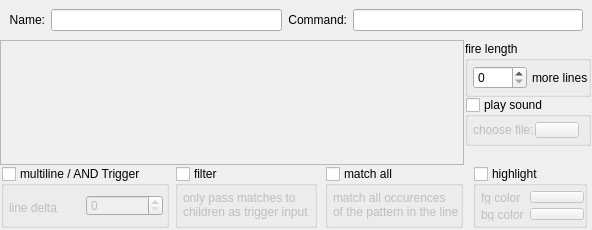
Above: src/ui/triggers_main_area.ui from Mudlet/Mudlet before the change. Below: the same form after it.
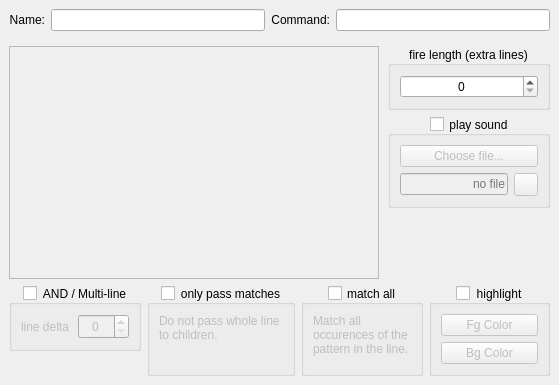
That is the form after the change. Icons and pictures are not drawn.

Commit message: Enhance: get splitter on right side of editor working + translatable texts

Diff of the .ui file:
```diff
--- a/src/ui/triggers_main_area.ui
+++ b/src/ui/triggers_main_area.ui
@@ -6,32 +6,11 @@
    <rect>
     <x>0</x>
     <y>0</y>
-    <width>592</width>
-    <height>230</height>
+    <width>559</width>
+    <height>385</height>
    </rect>
   </property>
-  <property name="sizePolicy">
-   <sizepolicy hsizetype="Expanding" vsizetype="Fixed">
-    <horstretch>1</horstretch>
-    <verstretch>0</verstretch>
-   </sizepolicy>
-  </property>
-  <property name="minimumSize">
-   <size>
-    <width>0</width>
-    <height>230</height>
-   </size>
-  </property>
-  <property name="maximumSize">
-   <size>
-    <width>16777215</width>
-    <height>240</height>
-   </size>
-  </property>
-  <layout class="QVBoxLayout" name="verticalLayout_2">
-   <property name="spacing">
-    <number>0</number>
-   </property>
+  <layout class="QVBoxLayout" name="verticalLayout_main_area" stretch="0,1,0">
    <property name="leftMargin">
     <number>0</number>
    </property>
@@ -55,8 +34,8 @@
      <property name="autoFillBackground">
       <bool>true</bool>
      </property>
-     <layout class="QGridLayout" name="gridLayout_top">
-      <item row="0" column="0">
+     <layout class="QHBoxLayout" name="horizontalLayout_widget_top" stretch="0,1,0,1">
+      <item>
        <widget class="QLabel" name="label_trigger_name">
         <property name="sizePolicy">
          <sizepolicy hsizetype="Minimum" vsizetype="Preferred">
@@ -81,7 +60,7 @@
         </property>
        </widget>
       </item>
-      <item row="0" column="1">
+      <item>
        <widget class="QLineEdit" name="lineEdit_trigger_name">
         <property name="maximumSize">
          <size>
@@ -94,7 +73,7 @@
         </property>
        </widget>
       </item>
-      <item row="0" column="2">
+      <item>
        <widget class="QLabel" name="label_trigger_command">
         <property name="text">
          <string>Command:</string>
@@ -107,7 +86,7 @@
         </property>
        </widget>
       </item>
-      <item row="0" column="3">
+      <item>
        <widget class="QLineEdit" name="lineEdit_trigger_command">
         <property name="minimumSize">
          <size>
@@ -124,51 +103,15 @@
     </widget>
    </item>
    <item>
-    <widget class="QWidget" name="widget" native="true">
+    <widget class="QWidget" name="widget_middle" native="true">
      <property name="sizePolicy">
       <sizepolicy hsizetype="Expanding" vsizetype="Expanding">
        <horstretch>0</horstretch>
        <verstretch>0</verstretch>
       </sizepolicy>
      </property>
-     <property name="minimumSize">
-      <size>
-       <width>0</width>
-       <height>120</height>
-      </size>
-     </property>
-     <layout class="QVBoxLayout" name="verticalLayout">
+     <layout class="QHBoxLayout" name="horizontalLayout_widget_middle" stretch="1,0">
       <property name="spacing">
-       <number>1</number>
-      </property>
-      <property name="leftMargin">
-       <number>0</number>
-      </property>
-      <property name="topMargin">
-       <number>0</number>
-      </property>
-      <property name="rightMargin">
-       <number>0</number>
-      </property>
-      <property name="bottomMargin">
-       <number>0</number>
-      </property>
-      <item>
-       <widget class="QWidget" name="patternArea" native="true">
-        <property name="sizePolicy">
-         <sizepolicy hsizetype="Expanding" vsizetype="Expanding">
-          <horstretch>0</horstretch>
-          <verstretch>0</verstretch>
-         </sizepolicy>
-        </property>
-        <property name="autoFillBackground">
-         <bool>true</bool>
-        </property>
-        <layout class="QHBoxLayout" name="horizontalLayout_3">
-         <property name="spacing">
-          <number>0</number>
-         </property>
-         <property name="leftMargin">
           <number>0</number>
          </property>
          <property name="topMargin">
@@ -182,6 +125,9 @@
          </property>
          <item>
           <widget class="QScrollArea" name="scrollArea">
+        <property name="sizeAdjustPolicy">
+         <enum>QAbstractScrollArea::AdjustToContents</enum>
+        </property>
            <property name="widgetResizable">
             <bool>true</bool>
            </property>
@@ -190,15 +136,15 @@
              <rect>
               <x>0</x>
               <y>0</y>
-              <width>453</width>
-              <height>125</height>
+           <width>359</width>
+           <height>197</height>
              </rect>
             </property>
            </widget>
           </widget>
          </item>
          <item>
-          <widget class="QWidget" name="widget_4" native="true">
+       <widget class="QWidget" name="widget_middleRight" native="true">
            <property name="sizePolicy">
             <sizepolicy hsizetype="Fixed" vsizetype="Expanding">
              <horstretch>0</horstretch>
@@ -208,24 +154,15 @@
            <property name="autoFillBackground">
             <bool>true</bool>
            </property>
-           <layout class="QVBoxLayout" name="verticalLayout_5">
-            <property name="spacing">
-             <number>0</number>
-            </property>
-            <property name="leftMargin">
-             <number>1</number>
-            </property>
+        <layout class="QVBoxLayout" name="verticalLayout_widget_middleRight" stretch="0,0,0">
             <property name="topMargin">
-             <number>1</number>
-            </property>
-            <property name="rightMargin">
-             <number>1</number>
+          <number>0</number>
             </property>
             <property name="bottomMargin">
-             <number>1</number>
-            </property>
-            <item>
-             <widget class="QGroupBox" name="checkBox_stayOpen">
+          <number>0</number>
+         </property>
+         <item alignment="Qt::AlignTop">
+          <widget class="QGroupBox" name="groupBox_stayOpen">
               <property name="sizePolicy">
                <sizepolicy hsizetype="Expanding" vsizetype="Expanding">
                 <horstretch>0</horstretch>
@@ -251,7 +188,10 @@
                <bool>true</bool>
               </property>
               <property name="title">
-               <string>fire length</string>
+            <string>fire length (extra lines)</string>
+           </property>
+           <property name="alignment">
+            <set>Qt::AlignCenter</set>
               </property>
               <property name="checkable">
                <bool>false</bool>
@@ -260,21 +200,6 @@
                <bool>false</bool>
               </property>
               <layout class="QHBoxLayout" name="horizontalLayout">
-               <property name="spacing">
-                <number>5</number>
-               </property>
-               <property name="leftMargin">
-                <number>5</number>
-               </property>
-               <property name="topMargin">
-                <number>5</number>
-               </property>
-               <property name="rightMargin">
-                <number>0</number>
-               </property>
-               <property name="bottomMargin">
-                <number>5</number>
-               </property>
                <item>
                 <widget class="QSpinBox" name="spinBox_stayOpen">
                  <property name="sizePolicy">
@@ -284,35 +209,16 @@
                   </sizepolicy>
                  </property>
                  <property name="toolTip">
-                  <string>Within how many lines must all condition be true to fire the trigger?</string>
+               <string>&lt;p&gt;How many more line after the one that fired the trigger should be passed to children?&lt;/p&gt;</string>
+              </property>
+              <property name="alignment">
+               <set>Qt::AlignCenter</set>
                  </property>
                  <property name="maximum">
                   <number>1000</number>
                  </property>
                 </widget>
                </item>
-               <item>
-                <widget class="QLabel" name="label_6">
-                 <property name="sizePolicy">
-                  <sizepolicy hsizetype="Expanding" vsizetype="Expanding">
-                   <horstretch>0</horstretch>
-                   <verstretch>0</verstretch>
-                  </sizepolicy>
-                 </property>
-                 <property name="text">
-                  <string>more lines</string>
-                 </property>
-                 <property name="scaledContents">
-                  <bool>true</bool>
-                 </property>
-                 <property name="wordWrap">
-                  <bool>true</bool>
-                 </property>
-                 <property name="indent">
-                  <number>0</number>
-                 </property>
-                </widget>
-               </item>
               </layout>
              </widget>
             </item>
@@ -327,7 +233,7 @@
               <property name="minimumSize">
                <size>
                 <width>0</width>
-                <height>0</height>
+             <height>92</height>
                </size>
               </property>
               <property name="maximumSize">
@@ -342,66 +248,20 @@
               <property name="title">
                <string>play sound</string>
               </property>
+           <property name="alignment">
+            <set>Qt::AlignCenter</set>
+           </property>
               <property name="checkable">
                <bool>true</bool>
               </property>
               <property name="checked">
                <bool>false</bool>
               </property>
-              <layout class="QHBoxLayout" name="horizontalLayout_6">
-               <property name="spacing">
-                <number>0</number>
-               </property>
-               <property name="leftMargin">
-                <number>5</number>
-               </property>
-               <property name="topMargin">
-                <number>5</number>
-               </property>
-               <property name="rightMargin">
-                <number>9</number>
-               </property>
-               <property name="bottomMargin">
-                <number>5</number>
-               </property>
-               <item>
-                <widget class="QLabel" name="label_16">
-                 <property name="sizePolicy">
-                  <sizepolicy hsizetype="Fixed" vsizetype="Preferred">
-                   <horstretch>0</horstretch>
-                   <verstretch>0</verstretch>
-                  </sizepolicy>
-                 </property>
-                 <property name="minimumSize">
-                  <size>
-                   <width>0</width>
-                   <height>11</height>
-                  </size>
-                 </property>
-                 <property name="text">
-                  <string>choose file:</string>
-                 </property>
-                </widget>
-               </item>
-               <item>
-                <widget class="QLineEdit" name="lineEdit_soundFile">
-                 <property name="maximumSize">
-                  <size>
-                   <width>1</width>
-                   <height>0</height>
-                  </size>
-                 </property>
-                 <property name="font">
-                  <font>
-                   <pointsize>6</pointsize>
-                  </font>
-                 </property>
-                </widget>
-               </item>
-               <item>
+           <layout class="QGridLayout" name="gridLayout_groupBox_soundTrigger">
+            <item row="0" column="0" colspan="2">
                 <widget class="QPushButton" name="pushButtonSound">
                  <property name="sizePolicy">
-                  <sizepolicy hsizetype="Expanding" vsizetype="Expanding">
+               <sizepolicy hsizetype="Expanding" vsizetype="Minimum">
                    <horstretch>0</horstretch>
                    <verstretch>0</verstretch>
                   </sizepolicy>
@@ -409,17 +269,63 @@
                  <property name="minimumSize">
                   <size>
                    <width>0</width>
-                   <height>16</height>
-                  </size>
-                 </property>
-                 <property name="maximumSize">
-                  <size>
-                   <width>16777215</width>
-                   <height>16</height>
-                  </size>
+                <height>22</height>
+               </size>
+              </property>
+              <property name="toolTip">
+               <string comment="This is the button used to select a sound file to be played when a trigger fires." extracomment="Please ensure the text used here is duplicated within the tooltip for the QLineEdit that displays the file name selected.">&lt;p&gt;Use this to open a file selection dialogue to find a sound file to play when the trigger fires.&lt;/p&gt;
+&lt;p&gt;&lt;i&gt;Cancelling from the file dialogue will not make any changes; to clear the file use the clear button to the right of the file name display.&lt;/i&gt;&lt;/p&gt;</string>
                  </property>
                  <property name="text">
-                  <string/>
+               <string>Choose file...</string>
+              </property>
+             </widget>
+            </item>
+            <item row="1" column="0">
+             <widget class="QLineEdit" name="lineEdit_soundFile">
+              <property name="enabled">
+               <bool>false</bool>
+              </property>
+              <property name="minimumSize">
+               <size>
+                <width>0</width>
+                <height>22</height>
+               </size>
+              </property>
+              <property name="cursor">
+               <cursorShape>ForbiddenCursor</cursorShape>
+              </property>
+              <property name="focusPolicy">
+               <enum>Qt::NoFocus</enum>
+              </property>
+              <property name="toolTip">
+               <string comment="This is the tooltip for the QLineEdit that shows - but does not permit changing - the sound file used for a trigger." extracomment="Please ensure that the text used for &quot;Choose file ,,,&quot; here is the same as is used for the button that it refers to.">&lt;p&gt;This displays the file selected to play when the trigger fires. To change this used the &lt;i&gt;Choose file...&lt;/i&gt; button or to remove it use the clear button.&lt;/p&gt;</string>
+              </property>
+              <property name="alignment">
+               <set>Qt::AlignRight|Qt::AlignTrailing|Qt::AlignVCenter</set>
+              </property>
+              <property name="readOnly">
+               <bool>true</bool>
+              </property>
+              <property name="placeholderText">
+               <string>no file</string>
+              </property>
+             </widget>
+            </item>
+            <item row="1" column="1">
+             <widget class="QToolButton" name="toolButton_clearSoundFile">
+              <property name="minimumSize">
+               <size>
+                <width>22</width>
+                <height>22</height>
+               </size>
+              </property>
+              <property name="toolTip">
+               <string>&lt;p&gt;Click to remove a sound file set for this trigger.&lt;/p&gt;</string>
+              </property>
+              <property name="icon">
+               <iconset resource="../mudlet.qrc">
+                <normaloff>:/icons/edit-clear-locationbar-rtl-green.png</normaloff>:/icons/edit-clear-locationbar-rtl-green.png</iconset>
                  </property>
                 </widget>
                </item>
@@ -427,14 +333,17 @@
              </widget>
             </item>
             <item>
-             <spacer name="verticalSpacer">
+          <widget class="QWidget" name="widget" native="true">
+           <layout class="QVBoxLayout" name="verticalLayout">
+            <item>
+             <spacer name="verticalSpacer_middleRight">
               <property name="orientation">
                <enum>Qt::Vertical</enum>
               </property>
               <property name="sizeHint" stdset="0">
                <size>
                 <width>20</width>
-                <height>40</height>
+                <height>1</height>
                </size>
               </property>
              </spacer>
@@ -449,67 +358,16 @@
     </widget>
    </item>
    <item>
-    <widget class="QWidget" name="widget_3" native="true">
-     <property name="sizePolicy">
-      <sizepolicy hsizetype="Expanding" vsizetype="Fixed">
-       <horstretch>0</horstretch>
-       <verstretch>0</verstretch>
-      </sizepolicy>
-     </property>
-     <property name="minimumSize">
-      <size>
-       <width>0</width>
-       <height>65</height>
-      </size>
-     </property>
-     <property name="maximumSize">
-      <size>
-       <width>16777215</width>
-       <height>65</height>
-      </size>
-     </property>
+    <widget class="QWidget" name="widget_bottom" native="true">
      <property name="autoFillBackground">
       <bool>true</bool>
      </property>
-     <layout class="QHBoxLayout" name="horizontalLayout_2">
-      <property name="spacing">
-       <number>0</number>
-      </property>
-      <property name="leftMargin">
-       <number>0</number>
-      </property>
+     <layout class="QHBoxLayout" name="horizontalLayout_widget_bottom" stretch="1,1,1,1">
       <property name="topMargin">
        <number>0</number>
       </property>
-      <property name="rightMargin">
-       <number>0</number>
-      </property>
-      <property name="bottomMargin">
-       <number>1</number>
-      </property>
-      <item>
-       <widget class="QWidget" name="widget_13" native="true">
-        <property name="autoFillBackground">
-         <bool>true</bool>
-        </property>
-        <layout class="QGridLayout" name="gridLayout_5">
-         <property name="leftMargin">
-          <number>1</number>
-         </property>
-         <property name="topMargin">
-          <number>1</number>
-         </property>
-         <property name="rightMargin">
-          <number>1</number>
-         </property>
-         <property name="bottomMargin">
-          <number>1</number>
-         </property>
-         <property name="spacing">
-          <number>1</number>
-         </property>
-         <item row="0" column="0">
-          <widget class="QGroupBox" name="checkBox_multlinetrigger">
+      <item alignment="Qt::AlignTop">
+       <widget class="QGroupBox" name="groupBox_multiLineTrigger">
            <property name="sizePolicy">
             <sizepolicy hsizetype="Expanding" vsizetype="Expanding">
              <horstretch>0</horstretch>
@@ -535,7 +393,10 @@
             <bool>true</bool>
            </property>
            <property name="title">
-            <string>multiline / AND Trigger</string>
+         <string>AND / Multi-line</string>
+        </property>
+        <property name="alignment">
+         <set>Qt::AlignCenter</set>
            </property>
            <property name="checkable">
             <bool>true</bool>
@@ -543,24 +404,9 @@
            <property name="checked">
             <bool>false</bool>
            </property>
-           <layout class="QHBoxLayout" name="horizontalLayout_4">
-            <property name="spacing">
-             <number>0</number>
-            </property>
-            <property name="leftMargin">
-             <number>5</number>
-            </property>
-            <property name="topMargin">
-             <number>9</number>
-            </property>
-            <property name="rightMargin">
-             <number>3</number>
-            </property>
-            <property name="bottomMargin">
-             <number>9</number>
-            </property>
+        <layout class="QHBoxLayout" name="horizontalLayout_groupBox_multiLineTrigger">
             <item>
-             <widget class="QLabel" name="label_3">
+          <widget class="QLabel" name="label_lineMargin">
               <property name="sizePolicy">
                <sizepolicy hsizetype="Expanding" vsizetype="Expanding">
                 <horstretch>0</horstretch>
@@ -588,7 +434,7 @@
              </widget>
             </item>
             <item>
-             <widget class="QSpinBox" name="spinBox_linemargin">
+          <widget class="QSpinBox" name="spinBox_lineMargin">
               <property name="sizePolicy">
                <sizepolicy hsizetype="Expanding" vsizetype="Expanding">
                 <horstretch>0</horstretch>
@@ -610,28 +456,16 @@
               <property name="toolTip">
                <string>Within how many lines must all condition be true to fire the trigger?</string>
               </property>
-             </widget>
-            </item>
-           </layout>
+           <property name="alignment">
+            <set>Qt::AlignCenter</set>
+           </property>
           </widget>
          </item>
         </layout>
        </widget>
       </item>
       <item>
-       <widget class="QWidget" name="widget_12" native="true">
-        <property name="sizePolicy">
-         <sizepolicy hsizetype="Preferred" vsizetype="Preferred">
-          <horstretch>0</horstretch>
-          <verstretch>0</verstretch>
-         </sizepolicy>
-        </property>
-        <property name="minimumSize">
-         <size>
-          <width>150</width>
-          <height>0</height>
-         </size>
-        </property>
+       <widget class="QGroupBox" name="groupBox_filterTrigger">
         <property name="baseSize">
          <size>
           <width>0</width>
@@ -641,38 +475,11 @@
         <property name="autoFillBackground">
          <bool>true</bool>
         </property>
-        <layout class="QGridLayout" name="gridLayout_9">
-         <property name="leftMargin">
-          <number>5</number>
-         </property>
-         <property name="topMargin">
-          <number>1</number>
-         </property>
-         <property name="rightMargin">
-          <number>3</number>
-         </property>
-         <property name="bottomMargin">
-          <number>1</number>
-         </property>
-         <item row="0" column="0">
-          <widget class="QGroupBox" name="filterTrigger">
-           <property name="sizePolicy">
-            <sizepolicy hsizetype="Expanding" vsizetype="Minimum">
-             <horstretch>0</horstretch>
-             <verstretch>0</verstretch>
-            </sizepolicy>
-           </property>
-           <property name="minimumSize">
-            <size>
-             <width>0</width>
-             <height>0</height>
-            </size>
-           </property>
-           <property name="toolTip">
-            <string>&lt;p&gt;Only the filtered content (=capture groups) will be passed on to child triggers, not the initial line (see manual on filters)&lt;/p&gt;</string>
-           </property>
            <property name="title">
-            <string>filter</string>
+         <string>only pass matches</string>
+        </property>
+        <property name="alignment">
+         <set>Qt::AlignCenter</set>
            </property>
            <property name="checkable">
             <bool>true</bool>
@@ -680,21 +487,9 @@
            <property name="checked">
             <bool>false</bool>
            </property>
-           <layout class="QGridLayout" name="gridLayout_6">
-            <property name="leftMargin">
-             <number>5</number>
-            </property>
-            <property name="topMargin">
-             <number>5</number>
-            </property>
-            <property name="rightMargin">
-             <number>1</number>
-            </property>
-            <property name="bottomMargin">
-             <number>1</number>
-            </property>
-            <item row="0" column="0">
-             <widget class="QLabel" name="label_15">
+        <layout class="QVBoxLayout" name="verticalLayout_groupBox_filterTrigger">
+         <item alignment="Qt::AlignTop">
+          <widget class="QLabel" name="label_filterTrigger">
               <property name="sizePolicy">
                <sizepolicy hsizetype="Expanding" vsizetype="Expanding">
                 <horstretch>0</horstretch>
@@ -714,7 +509,7 @@
                </size>
               </property>
               <property name="text">
-               <string>only pass matches to children as trigger input</string>
+            <string>Do not pass whole line to children.</string>
               </property>
               <property name="scaledContents">
                <bool>true</bool>
@@ -733,72 +528,26 @@
            </layout>
           </widget>
          </item>
-        </layout>
-       </widget>
-      </item>
       <item>
-       <widget class="QWidget" name="widget_11" native="true">
-        <property name="sizePolicy">
-         <sizepolicy hsizetype="Expanding" vsizetype="Preferred">
-          <horstretch>0</horstretch>
-          <verstretch>0</verstretch>
-         </sizepolicy>
-        </property>
+       <widget class="QGroupBox" name="groupBox_perlSlashGOption">
         <property name="autoFillBackground">
          <bool>true</bool>
-        </property>
-        <layout class="QVBoxLayout" name="verticalLayout_9">
-         <property name="spacing">
-          <number>0</number>
-         </property>
-         <property name="leftMargin">
-          <number>5</number>
-         </property>
-         <property name="topMargin">
-          <number>1</number>
-         </property>
-         <property name="rightMargin">
-          <number>5</number>
-         </property>
-         <property name="bottomMargin">
-          <number>1</number>
-         </property>
-         <item>
-          <widget class="QGroupBox" name="perlSlashGOption">
-           <property name="minimumSize">
-            <size>
-             <width>0</width>
-             <height>0</height>
-            </size>
-           </property>
-           <property name="toolTip">
-            <string>Choose this option if you want to include all possible matches of the pattern in the line.
-Without this option, the pattern matching will stop after the first successful match.</string>
            </property>
            <property name="title">
             <string>match all</string>
            </property>
+        <property name="alignment">
+         <set>Qt::AlignCenter</set>
+        </property>
            <property name="checkable">
             <bool>true</bool>
            </property>
            <property name="checked">
             <bool>false</bool>
            </property>
-           <layout class="QGridLayout" name="gridLayout_7">
-            <property name="leftMargin">
-             <number>5</number>
-            </property>
-            <property name="topMargin">
-             <number>5</number>
-            </property>
-            <property name="rightMargin">
-             <number>1</number>
-            </property>
-            <property name="bottomMargin">
-             <number>1</number>
-            </property>
-            <item row="0" column="0">
-             <widget class="QLabel" name="label_17">
+        <layout class="QVBoxLayout" name="verticalLayout_groupBox_perlSlashGOption">
+         <item alignment="Qt::AlignTop">
+          <widget class="QLabel" name="label_perlSlashGOption">
               <property name="sizePolicy">
                <sizepolicy hsizetype="Expanding" vsizetype="Expanding">
                 <horstretch>0</horstretch>
@@ -821,7 +570,7 @@
                <string/>
               </property>
               <property name="text">
-               <string>match all occurences of the pattern in the line</string>
+            <string>Match all occurences of the pattern in the line.</string>
               </property>
               <property name="scaledContents">
                <bool>true</bool>
@@ -840,126 +589,25 @@
            </layout>
           </widget>
          </item>
-        </layout>
-       </widget>
-      </item>
       <item>
-       <widget class="QWidget" name="widget_10" native="true">
-        <property name="sizePolicy">
-         <sizepolicy hsizetype="Expanding" vsizetype="Expanding">
-          <horstretch>0</horstretch>
-          <verstretch>0</verstretch>
-         </sizepolicy>
-        </property>
+       <widget class="QGroupBox" name="groupBox_triggerColorizer">
         <property name="autoFillBackground">
          <bool>true</bool>
-        </property>
-        <layout class="QVBoxLayout" name="verticalLayout_3">
-         <property name="leftMargin">
-          <number>5</number>
-         </property>
-         <property name="topMargin">
-          <number>1</number>
-         </property>
-         <property name="rightMargin">
-          <number>5</number>
-         </property>
-         <property name="bottomMargin">
-          <number>1</number>
-         </property>
-         <item>
-          <widget class="QGroupBox" name="colorizerTrigger">
-           <property name="sizePolicy">
-            <sizepolicy hsizetype="Expanding" vsizetype="Minimum">
-             <horstretch>0</horstretch>
-             <verstretch>0</verstretch>
-            </sizepolicy>
-           </property>
-           <property name="minimumSize">
-            <size>
-             <width>0</width>
-             <height>0</height>
-            </size>
-           </property>
-           <property name="maximumSize">
-            <size>
-             <width>16777215</width>
-             <height>16777215</height>
-            </size>
-           </property>
-           <property name="toolTip">
-            <string>highlight the capture groups if there are any
-otherwise highlight the entire match</string>
            </property>
            <property name="title">
             <string>highlight</string>
            </property>
+        <property name="alignment">
+         <set>Qt::AlignCenter</set>
+        </property>
            <property name="checkable">
             <bool>true</bool>
            </property>
            <property name="checked">
             <bool>false</bool>
            </property>
-           <layout class="QGridLayout" name="gridLayout">
-            <property name="leftMargin">
-             <number>5</number>
-            </property>
-            <property name="topMargin">
-             <number>5</number>
-            </property>
-            <property name="rightMargin">
-             <number>0</number>
-            </property>
-            <property name="bottomMargin">
-             <number>5</number>
-            </property>
-            <property name="spacing">
-             <number>5</number>
-            </property>
-            <item row="0" column="1">
-             <widget class="QPushButton" name="pushButtonFgColor">
-              <property name="sizePolicy">
-               <sizepolicy hsizetype="Expanding" vsizetype="Expanding">
-                <horstretch>0</horstretch>
-                <verstretch>0</verstretch>
-               </sizepolicy>
-              </property>
-              <property name="maximumSize">
-               <size>
-                <width>16777215</width>
-                <height>16777215</height>
-               </size>
-              </property>
-              <property name="font">
-               <font>
-                <family>Lucida Grande</family>
-               </font>
-              </property>
-              <property name="text">
-               <string/>
-              </property>
-             </widget>
-            </item>
-            <item row="0" column="0">
-             <widget class="QLabel" name="label_9">
-              <property name="sizePolicy">
-               <sizepolicy hsizetype="Expanding" vsizetype="Fixed">
-                <horstretch>0</horstretch>
-                <verstretch>0</verstretch>
-               </sizepolicy>
-              </property>
-              <property name="minimumSize">
-               <size>
-                <width>0</width>
-                <height>13</height>
-               </size>
-              </property>
-              <property name="text">
-               <string>fg color</string>
-              </property>
-             </widget>
-            </item>
-            <item row="4" column="1">
+        <layout class="QVBoxLayout" name="verticalLayout_triggerColorizer">
+         <item>
              <widget class="QPushButton" name="pushButtonBgColor">
               <property name="sizePolicy">
                <sizepolicy hsizetype="Expanding" vsizetype="Expanding">
@@ -973,35 +621,30 @@
                 <height>16777215</height>
                </size>
               </property>
-              <property name="font">
-               <font>
-                <pointsize>13</pointsize>
-               </font>
-              </property>
               <property name="text">
-               <string/>
+            <string>Fg Color</string>
               </property>
               <property name="flat">
                <bool>false</bool>
               </property>
              </widget>
             </item>
-            <item row="4" column="0">
-             <widget class="QLabel" name="label_10">
+         <item>
+          <widget class="QPushButton" name="pushButtonFgColor">
               <property name="sizePolicy">
-               <sizepolicy hsizetype="Expanding" vsizetype="Fixed">
+            <sizepolicy hsizetype="Expanding" vsizetype="Expanding">
                 <horstretch>0</horstretch>
                 <verstretch>0</verstretch>
                </sizepolicy>
               </property>
-              <property name="minimumSize">
+           <property name="maximumSize">
                <size>
-                <width>0</width>
-                <height>13</height>
+             <width>16777215</width>
+             <height>16777215</height>
                </size>
               </property>
               <property name="text">
-               <string>bg color</string>
+            <string>Bg Color</string>
               </property>
              </widget>
             </item>
@@ -1013,9 +656,8 @@
       </item>
      </layout>
     </widget>
-   </item>
-  </layout>
- </widget>
- <resources/>
+ <resources>
+  <include location="../mudlet.qrc"/>
+ </resources>
  <connections/>
 </ui>
```
Left out of the diff: 9 changed lines with no effect on the pictures. Lines whose indentation alone changed are shown as unchanged. The commit also changes 8 other files.
